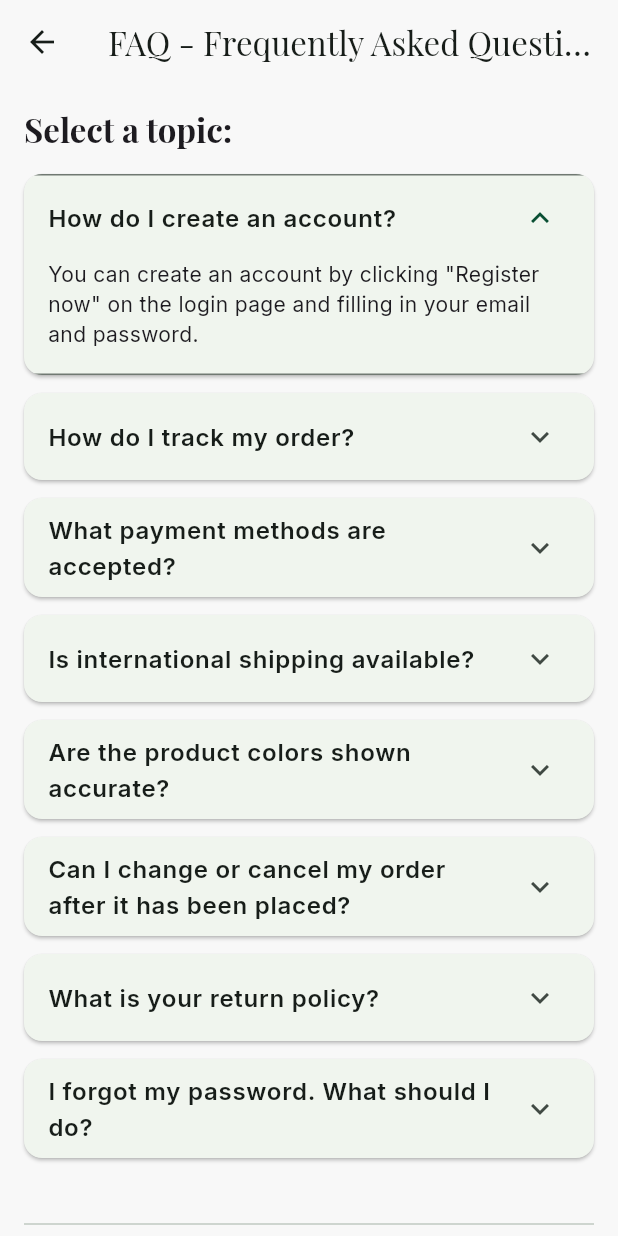
After one commit to AlvindraRamadhan/E-commerce_Ruang, a Flutter app: the FaqPage screen opened directly, after a tap on "How do I create an account?", on a phone screen of 412 x 824 dp. The commit adds this screen. Run offline on Flutter 3.47's test engine with Material 3 defaults, Android fonts, the phone set to English and light mode, and no system bars; our stand-ins replace cloud_firestore, firebase_auth, firebase_core, flip_card, flutter_animate, font_awesome_flutter and 7 more; accounts and stored records are empty; network calls fail.

Commit message:
fix: Resolve lint warnings and adjust help page UI

```diff
--- a/lib/l10n/app_strings.dart
+++ b/lib/l10n/app_strings.dart
@@ -97,6 +97,43 @@ class AppStrings {
     // Policy Page
     'policySearchHint': 'Search keyword...',
     'policyNoResults': 'No results found.',
+
+    // Help & FAQ Section
+    'needHelp': 'Need help? Visit',
+    'faq': 'our FAQs',
+    'contactUs': 'contact us',
+    'faqTitle': 'FAQ - Frequently Asked Questions',
+    'contactTitle': 'Contact Us',
+    'faqTopic': 'Select a topic:',
+    'faqQ1': 'How do I create an account?',
+    'faqA1':
+        'You can create an account by clicking "Register now" on the login page and filling in your email and password.',
+    'faqQ2': 'How do I track my order?',
+    'faqA2':
+        'The order tracking feature will be available on the Profile page in a future update. Stay tuned!',
+    'faqQ3': 'What payment methods are accepted?',
+    'faqA3':
+        'We will support payments via Virtual Account, Credit/Debit Card, and E-wallet through Midtrans/Xendit integration in the next phase.',
+    'faqQ4': 'Is international shipping available?',
+    'faqA4':
+        'Currently, we only serve shipping within Indonesia. International shipping options may be considered in the future.',
+    'faqQ5': 'Are the product colors shown accurate?',
+    'faqA5':
+        'We strive to display colors as accurately as possible. However, due to screen calibration differences, the actual product color may vary slightly.',
+    'faqQ6': 'Can I change or cancel my order after it has been placed?',
+    'faqA6':
+        'Unfortunately, orders that have been processed cannot be changed or canceled. Please double-check your cart before proceeding to checkout.',
+    'faqQ7': 'What is your return policy?',
+    'faqA7':
+        'Products can be returned within 7 days of receipt if they are defective or do not match the description. Please contact our customer service to initiate the return process.',
+    'faqQ8': 'I forgot my password. What should I do?',
+    'faqA8':
+        'A "Forgot Password" feature will be added to the login page in a future update, allowing you to reset your password via email.',
+    'contactIntro':
+        'If you have any questions, we are ready to help. Contact the RUANG team via one of the channels below.',
+    'contactCall': 'RUANG Call Center',
+    'contactEmail': 'RUANG Customer Service Email',
+    'connectWithDev': 'Connect with the Developer'
   };
 
   static const Map<String, String> _id = {
@@ -195,6 +232,43 @@ class AppStrings {
     // Policy Page
     'policySearchHint': 'Cari kata kunci...',
     'policyNoResults': 'Tidak ada hasil ditemukan.',
+
+    // Help & FAQ Section
+    'needHelp': 'Butuh bantuan? Kunjungi',
+    'faq': 'FAQs kami',
+    'contactUs': 'hubungi kami',
+    'faqTitle': 'FAQ - Pertanyaan Umum',
+    'contactTitle': 'Hubungi Kami',
+    'faqTopic': 'Pilih topik:',
+    'faqQ1': 'Bagaimana cara membuat akun?',
+    'faqA1':
+        'Anda dapat membuat akun dengan menekan tombol "Daftar sekarang" pada halaman login dan mengisi email serta password Anda.',
+    'faqQ2': 'Bagaimana cara melacak pesanan saya?',
+    'faqA2':
+        'Fitur pelacakan pesanan akan tersedia pada halaman Profil di pembaruan selanjutnya. Nantikan!',
+    'faqQ3': 'Metode pembayaran apa saja yang diterima?',
+    'faqA3':
+        'Kami akan mendukung pembayaran via Virtual Account, Kartu Kredit/Debit, dan E-wallet melalui integrasi Midtrans/Xendit pada fase berikutnya.',
+    'faqQ4': 'Apakah tersedia pengiriman internasional?',
+    'faqA4':
+        'Saat ini kami hanya melayani pengiriman di dalam wilayah Indonesia. Opsi pengiriman internasional mungkin akan dipertimbangkan di masa depan.',
+    'faqQ5': 'Apakah warna produk yang ditampilkan akurat?',
+    'faqA5':
+        'Kami berusaha menampilkan warna seakurat mungkin. Namun, karena perbedaan kalibrasi layar, warna produk asli mungkin sedikit berbeda.',
+    'faqQ6': 'Bisakah saya mengubah atau membatalkan pesanan saya?',
+    'faqA6':
+        'Mohon maaf, pesanan yang sudah diproses tidak dapat diubah atau dibatalkan. Mohon periksa kembali keranjang Anda sebelum melanjutkan ke pembayaran.',
+    'faqQ7': 'Bagaimana kebijakan pengembalian barang?',
+    'faqA7':
+        'Produk dapat dikembalikan dalam waktu 7 hari setelah diterima jika terdapat cacat atau tidak sesuai deskripsi. Silakan hubungi customer service kami untuk memulai proses pengembalian.',
+    'faqQ8': 'Saya lupa password. Apa yang harus saya lakukan?',
+    'faqA8':
+        'Fitur "Lupa Password" akan ditambahkan pada halaman login di pembaruan selanjutnya, memungkinkan Anda untuk mereset password melalui email.',
+    'contactIntro':
+        'Jika terdapat pertanyaan, kami siap membantu. Hubungi tim RUANG melalui salah satu kanal di bawah ini.',
+    'contactCall': 'RUANG Call Center',
+    'contactEmail': 'Email Customer Service RUANG',
+    'connectWithDev': 'Terhubung dengan Developer'
   };
 
   static String get(Locale locale, String key) {
--- /dev/null
+++ b/lib/presentation/screens/auth/faq_page.dart
@@ -0,0 +1,118 @@
+import 'package:flutter/material.dart';
+import 'package:font_awesome_flutter/font_awesome_flutter.dart';
+import 'package:provider/provider.dart';
+import 'package:ruang/l10n/app_strings.dart';
+import 'package:ruang/presentation/providers/locale_provider.dart';
+import 'package:ruang/services/url_service.dart';
+
+class FaqPage extends StatelessWidget {
+  const FaqPage({super.key});
+
+  @override
+  Widget build(BuildContext context) {
+    final locale = context.watch<LocaleProvider>().locale;
+
+    // Daftar FAQ diperbanyak menjadi 8 pertanyaan
+    final List<Map<String, String>> faqs = [
+      {'q': 'faqQ1', 'a': 'faqA1'},
+      {'q': 'faqQ2', 'a': 'faqA2'},
+      {'q': 'faqQ3', 'a': 'faqA3'},
+      {'q': 'faqQ4', 'a': 'faqA4'},
+      {'q': 'faqQ5', 'a': 'faqA5'},
+      {'q': 'faqQ6', 'a': 'faqA6'},
+      {'q': 'faqQ7', 'a': 'faqA7'},
+      {'q': 'faqQ8', 'a': 'faqA8'},
+    ];
+
+    return Scaffold(
+      appBar: AppBar(
+        title: Text(AppStrings.get(locale, 'faqTitle')),
+      ),
+      body: SingleChildScrollView(
+        child: Padding(
+          padding: const EdgeInsets.all(16.0),
+          child: Column(
+            crossAxisAlignment: CrossAxisAlignment.start,
+            children: [
+              Text(
+                AppStrings.get(locale, 'faqTopic'),
+                style: Theme.of(context)
+                    .textTheme
+                    .titleLarge
+                    ?.copyWith(fontWeight: FontWeight.bold),
+              ),
+              const SizedBox(height: 16),
+              ...faqs.map((faq) {
+                return Card(
+                  margin: const EdgeInsets.only(bottom: 12),
+                  shape: RoundedRectangleBorder(
+                      borderRadius: BorderRadius.circular(12)),
+                  clipBehavior: Clip.antiAlias,
+                  child: ExpansionTile(
+                    title: Text(AppStrings.get(locale, faq['q']!),
+                        style: const TextStyle(fontWeight: FontWeight.w600)),
+                    children: [
+                      Padding(
+                        padding: const EdgeInsets.fromLTRB(16, 0, 16, 16),
+                        child: Text(AppStrings.get(locale, faq['a']!)),
+                      )
+                    ],
+                  ),
+                );
+              }),
+              const SizedBox(height: 24),
+              const Divider(),
+              const SizedBox(height: 16),
+              _buildFooter(context),
+            ],
+          ),
+        ),
+      ),
+    );
+  }
+}
+
+// Widget Footer yang bisa digunakan kembali
+Widget _buildFooter(BuildContext context) {
+  final locale = context.watch<LocaleProvider>().locale;
+  return Column(
+    children: [
+      Image.asset('assets/images/logo RUANG.png', height: 80),
+      const SizedBox(height: 16),
+      Text(
+        AppStrings.get(locale, 'connectWithDev'),
+        style: Theme.of(context).textTheme.titleMedium,
+      ),
+      const SizedBox(height: 8),
+      Row(
+        mainAxisAlignment: MainAxisAlignment.center,
+        children: [
+          IconButton(
+            icon: const FaIcon(FontAwesomeIcons.github),
+            onPressed: () =>
+                UrlService.launchURL('https://github.com/AlvindraRamadhan'),
+            tooltip: 'GitHub',
+          ),
+          IconButton(
+            icon: const FaIcon(FontAwesomeIcons.linkedin),
+            onPressed: () => UrlService.launchURL(
+                'https://www.linkedin.com/in/alvindra-ramadhan'),
+            tooltip: 'LinkedIn',
+          ),
+          IconButton(
+            icon: const FaIcon(FontAwesomeIcons.instagram),
+            onPressed: () => UrlService.launchURL(
+                'https://www.instagram.com/alvindramadhann/'),
+            tooltip: 'Instagram',
+          ),
+          IconButton(
+            icon: const FaIcon(FontAwesomeIcons.discord),
+            onPressed: () =>
+                UrlService.launchURL('https://discord.com/invite/q28QhDWv'),
+            tooltip: 'Discord',
+          ),
+        ],
+      )
+    ],
+  );
+}
--- a/pubspec.yaml
+++ b/pubspec.yaml
@@ -34,6 +34,7 @@ dependencies:
   flutter_animate: ^4.5.2
   shared_preferences: ^2.2.3
   share_plus: ^10.0.0
+  url_launcher: ^6.3.2
 
 dev_dependencies:
   flutter_test:
```
Also changed, not shown: lib/presentation/screens/auth/auth_page.dart (+77 -7 lines), lib/presentation/screens/auth/contact_us_page.dart (added, +118 -0 lines), lib/services/url_service.dart (added, +11 -0 lines), pubspec.lock, 1 other file.
